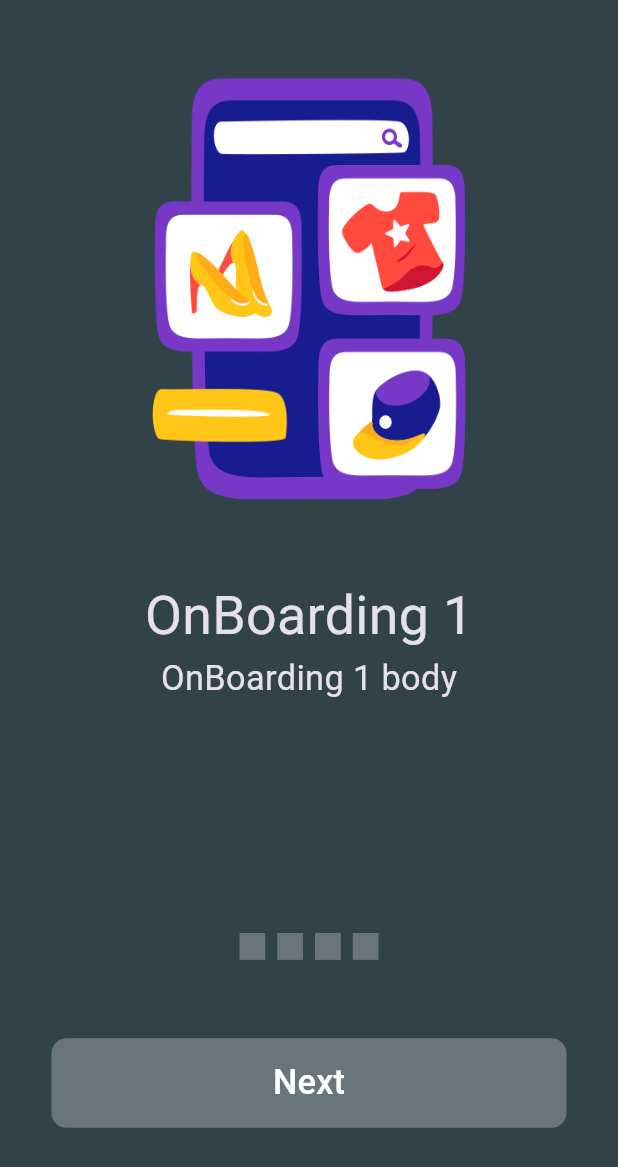
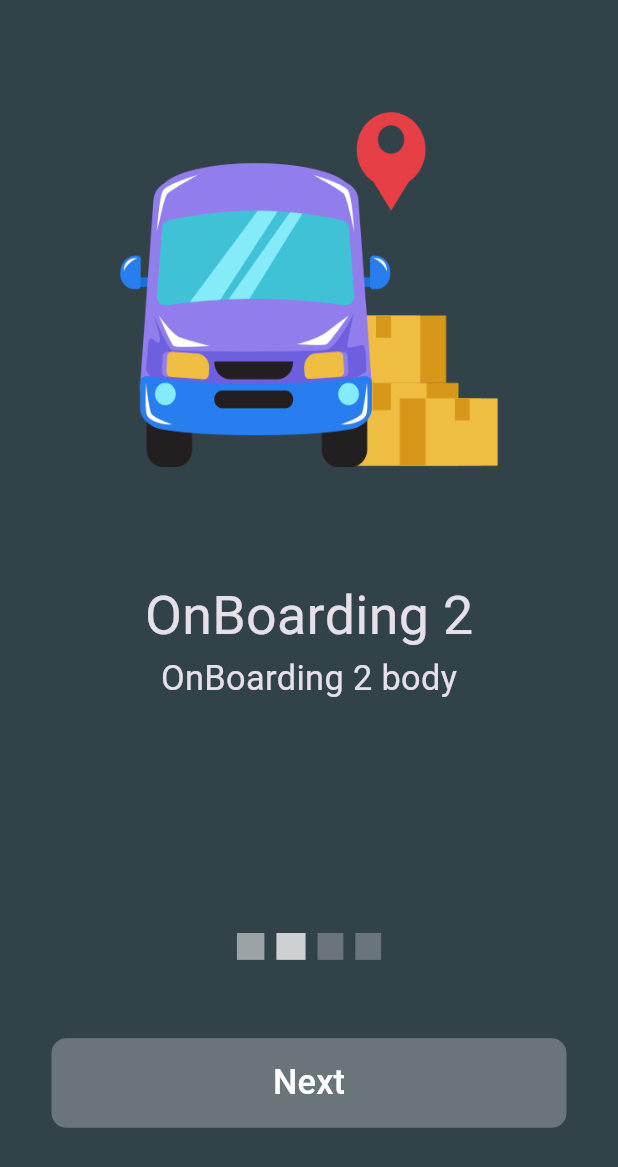
Before and after one commit to SalemBalfagih/Ecommerce, a Flutter app: the screen it shows after launch, after a tap on "Next", on a phone screen of 412 x 824 dp. Shown: the top 1167 px of the screen. Run offline on Flutter 3.47's test engine with Material 3 defaults, Android fonts, the light colour scheme and no system bars; our stand-ins replace flutter_screenutil, get.

Commit message:
complete logic onboarding and skip to login

```diff
--- /dev/null
+++ b/lib/controllers/onboarding_controller.dart
@@ -0,0 +1,28 @@
+import 'package:ecommerce/core/constants/const_route.dart';
+import 'package:ecommerce/data/source/static_data.dart';
+import 'package:flutter/material.dart';
+import 'package:get/get.dart';
+
+class OnboardingController extends GetxController {
+  int currentPage = 0;
+  late PageController pageController;
+  next() {
+    currentPage++;
+    if (currentPage > onBoardindList.length - 1) {
+      Get.offAllNamed(ConstRoute.login);
+    }
+    pageController.animateToPage(currentPage,
+        duration: const Duration(milliseconds: 900), curve: Curves.easeInOut);
+  }
+
+  changePage(index) {
+    currentPage = index;
+    update();
+  }
+
+  @override
+  void onInit() {
+    pageController = PageController();
+    super.onInit();
+  }
+}
--- /dev/null
+++ b/lib/core/constants/const_route.dart
@@ -0,0 +1,3 @@
+class ConstRoute {
+  static const String login = "/login";
+}
--- a/lib/main.dart
+++ b/lib/main.dart
@@ -1,5 +1,6 @@
 import 'package:ecommerce/core/constants/const_colors.dart';
-import 'package:ecommerce/views/screens/onboarding.dart';
+import 'package:ecommerce/routes.dart';
+import 'package:ecommerce/views/screens/on_boarding_view.dart';
 import 'package:flutter/material.dart';
 import 'package:flutter_screenutil/flutter_screenutil.dart';
 import 'package:get/get.dart';
@@ -21,7 +22,8 @@ class EcommerceApp extends StatelessWidget {
         theme: ThemeData.dark().copyWith(
           scaffoldBackgroundColor: ConstColors.mainColor,
         ),
-        home: const OnBoarding(),
+        home: const OnBoardingView(),
+        routes: routes,
       ),
     );
   }
--- /dev/null
+++ b/lib/routes.dart
@@ -0,0 +1,7 @@
+import 'package:ecommerce/core/constants/const_route.dart';
+import 'package:ecommerce/views/screens/auth/login_view.dart';
+import 'package:flutter/material.dart';
+
+Map<String, Widget Function(BuildContext)> routes = {
+  ConstRoute.login: (context) => const LoginView(),
+};
--- /dev/null
+++ b/lib/views/screens/auth/login_view.dart
@@ -0,0 +1,10 @@
+import 'package:flutter/material.dart';
+
+class LoginView extends StatelessWidget {
+  const LoginView({super.key});
+
+  @override
+  Widget build(BuildContext context) {
+    return const Scaffold();
+  }
+}
--- a/lib/views/screens/onboarding.dart
+++ b/lib/views/screens/on_boarding_view.dart
@@ -1,3 +1,4 @@
+import 'package:ecommerce/controllers/onboarding_controller.dart';
 import 'package:ecommerce/core/constants/const_colors.dart';
 import 'package:ecommerce/data/source/static_data.dart';
 import 'package:ecommerce/views/widgets/custom_animated_container.dart';
@@ -7,15 +8,17 @@ import 'package:flutter/cupertino.dart';
 import 'package:flutter/material.dart';
 import 'package:flutter/widgets.dart';
 import 'package:flutter_screenutil/flutter_screenutil.dart';
+import 'package:get/get.dart';
 
-class OnBoarding extends StatelessWidget {
-  const OnBoarding({super.key});
+class OnBoardingView extends GetView<OnboardingController> {
+  const OnBoardingView({super.key});
 
   @override
   Widget build(BuildContext context) {
+    Get.put(OnboardingController());
     // ignore: prefer_const_constructors
     return Scaffold(
-      body: const SafeArea(
+      body: SafeArea(
         child: Column(
           children: [
             Expanded(flex: 3, child: CustomPageView()),
@@ -24,7 +27,11 @@ class OnBoarding extends StatelessWidget {
               children: [
                 CustomAnimatedContainer(),
                 Spacer(),
-                CustomButton(),
+                CustomButton(
+                  () {
+                    controller.next();
+                  },
+                ),
                 Spacer(),
               ],
             ))
--- a/lib/views/widgets/custom_animated_container.dart
+++ b/lib/views/widgets/custom_animated_container.dart
@@ -1,7 +1,9 @@
+import 'package:ecommerce/controllers/onboarding_controller.dart';
 import 'package:ecommerce/core/constants/const_colors.dart';
 import 'package:ecommerce/data/source/static_data.dart';
 import 'package:flutter/material.dart';
 import 'package:flutter_screenutil/flutter_screenutil.dart';
+import 'package:get/get.dart';
 
 class CustomAnimatedContainer extends StatelessWidget {
   const CustomAnimatedContainer({
@@ -15,16 +17,21 @@ class CustomAnimatedContainer extends StatelessWidget {
       children: [
         ...List.generate(
             onBoardindList.length,
-          (index) => AnimatedContainer(
+            (index) => GetBuilder<OnboardingController>(
+                  builder: (controller) {
+                    return AnimatedContainer(
                       margin: const EdgeInsets.all(4),
-            color: ConstColors.grey,
+                      color: controller.currentPage != index
+                          ? ConstColors.grey
+                          : ConstColors.white,
                       height: 15.h,
-            width: 15.w,
+                      width: controller.currentPage != index ? 15.w : 18.w,
                       duration: const Duration(
                         milliseconds: 900,
                       ),
-          ),
-        )
+                    );
+                  },
+                ))
       ],
     );
   }
--- a/lib/views/widgets/custom_button.dart
+++ b/lib/views/widgets/custom_button.dart
@@ -1,12 +1,15 @@
+import 'package:ecommerce/controllers/onboarding_controller.dart';
 import 'package:ecommerce/core/constants/const_colors.dart';
 import 'package:flutter/material.dart';
 import 'package:flutter_screenutil/flutter_screenutil.dart';
+import 'package:get/get.dart';
 
-class CustomButton extends StatelessWidget {
-  const CustomButton({
+class CustomButton extends GetView<OnboardingController> {
+  const CustomButton(
+    this.onPressed, {
     super.key,
   });
-
+  final void Function()? onPressed;
   @override
   Widget build(BuildContext context) {
     return Container(
@@ -16,7 +19,7 @@ class CustomButton extends StatelessWidget {
       decoration: BoxDecoration(
           color: ConstColors.grey, borderRadius: BorderRadius.circular(10)),
       child: MaterialButton(
-        onPressed: () {},
+        onPressed: onPressed,
         child: Text(
           "Next",
           style: TextStyle(fontSize: 20.sp),
--- a/lib/views/widgets/custom_page_view.dart
+++ b/lib/views/widgets/custom_page_view.dart
@@ -1,8 +1,10 @@
+import 'package:ecommerce/controllers/onboarding_controller.dart';
 import 'package:ecommerce/data/source/static_data.dart';
 import 'package:flutter/material.dart';
 import 'package:flutter_screenutil/flutter_screenutil.dart';
+import 'package:get/get.dart';
 
-class CustomPageView extends StatelessWidget {
+class CustomPageView extends GetView<OnboardingController> {
   const CustomPageView({
     super.key,
   });
@@ -10,6 +12,10 @@ class CustomPageView extends StatelessWidget {
   @override
   Widget build(BuildContext context) {
     return PageView.builder(
+      onPageChanged: (value) {
+        controller.changePage(value);
+      },
+      controller: controller.pageController,
       itemCount: onBoardindList.length,
       itemBuilder: (context, index) {
         return Column(
```
Lines whose indentation alone changed are shown as unchanged.
